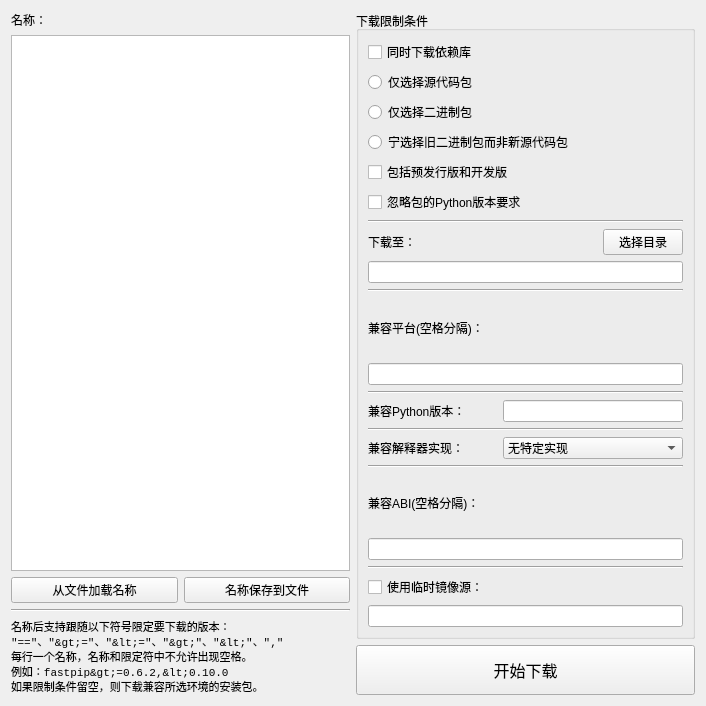
Above: interface/download_package.ui from hrpzcf/AwesomePyKit before the change. Below: the same form after it.
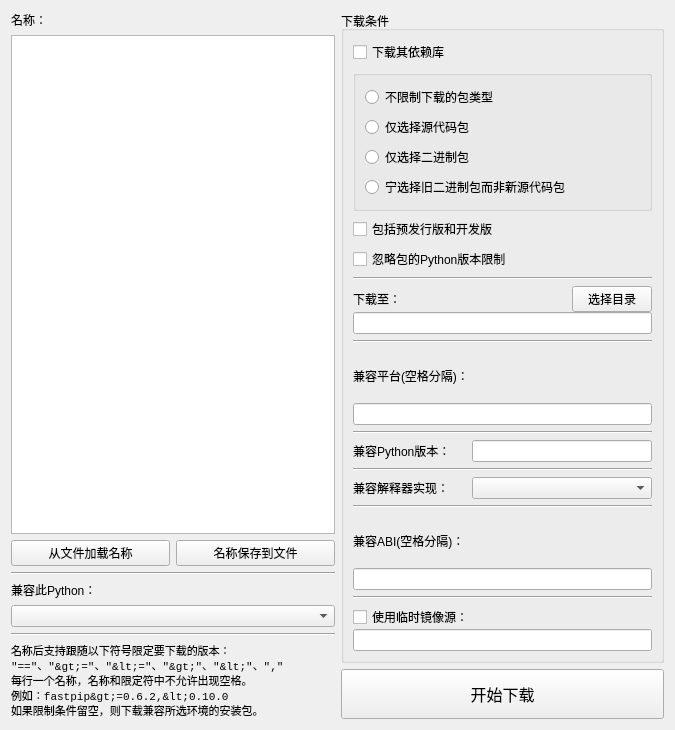
That is the form after the change.

Commit message: fix: 模块安装包下载器ui修改

What changed in the file:
```diff
--- a/interface/download_package.ui
+++ b/interface/download_package.ui
@@ -9,14 +9,20 @@
    <rect>
     <x>0</x>
     <y>0</y>
-    <width>706</width>
-    <height>706</height>
+    <width>675</width>
+    <height>730</height>
    </rect>
   </property>
+  <property name="minimumSize">
+   <size>
+    <width>675</width>
+    <height>730</height>
+   </size>
+  </property>
   <property name="maximumSize">
    <size>
-    <width>706</width>
-    <height>706</height>
+    <width>675</width>
+    <height>730</height>
    </size>
   </property>
   <property name="font">
@@ -31,7 +37,9 @@
    <item>
     <layout class="QHBoxLayout" name="horizontalLayout_4">
      <item>
-      <layout class="QVBoxLayout" name="verticalLayout_9">
+      <layout class="QVBoxLayout" name="verticalLayout_11">
+       <item>
+        <layout class="QVBoxLayout" name="verticalLayout_10">
        <item>
         <layout class="QVBoxLayout" name="verticalLayout_8">
          <item>
@@ -64,6 +72,8 @@
          </item>
         </layout>
        </item>
+        </layout>
+       </item>
        <item>
         <widget class="Line" name="line_7">
          <property name="orientation">
@@ -71,6 +81,27 @@
          </property>
         </widget>
        </item>
+       <item>
+        <layout class="QVBoxLayout" name="verticalLayout_9">
+         <item>
+          <widget class="QLabel" name="label_8">
+           <property name="text">
+            <string>兼容此Python：</string>
+           </property>
+          </widget>
+         </item>
+         <item>
+          <widget class="QComboBox" name="cb_select_env"/>
+         </item>
+        </layout>
+       </item>
+       <item>
+        <widget class="Line" name="line_8">
+         <property name="orientation">
+          <enum>Qt::Horizontal</enum>
+         </property>
+        </widget>
+       </item>
        <item>
         <widget class="QLabel" name="label_2">
          <property name="font">
@@ -94,19 +125,34 @@
       </layout>
      </item>
      <item>
-      <layout class="QVBoxLayout" name="verticalLayout_7">
+      <layout class="QVBoxLayout" name="verticalLayout_13">
        <item>
         <widget class="QGroupBox" name="groupBox">
          <property name="title">
-          <string>下载限制条件</string>
+          <string>下载条件</string>
+         </property>
+         <layout class="QVBoxLayout" name="verticalLayout_12">
+          <item>
+           <layout class="QVBoxLayout" name="verticalLayout_7">
+            <item>
+             <widget class="QCheckBox" name="cb_download_deps">
+              <property name="text">
+               <string>下载其依赖库</string>
+              </property>
+             </widget>
+            </item>
+            <item>
+             <widget class="QGroupBox" name="groupBox_2">
+              <property name="title">
+               <string/>
          </property>
          <layout class="QVBoxLayout" name="verticalLayout_6">
           <item>
            <layout class="QVBoxLayout" name="verticalLayout_5">
             <item>
-             <widget class="QCheckBox" name="cb_download_deps">
+                  <widget class="QRadioButton" name="radioButton">
               <property name="text">
-               <string>同时下载依赖库</string>
+                    <string>不限制下载的包类型</string>
               </property>
              </widget>
             </item>
@@ -131,6 +177,11 @@
               </property>
              </widget>
             </item>
+                </layout>
+               </item>
+              </layout>
+             </widget>
+            </item>
             <item>
              <widget class="QCheckBox" name="cb_include_pre">
               <property name="text">
@@ -141,7 +192,7 @@
             <item>
              <widget class="QCheckBox" name="cb_ignore_requires_python">
               <property name="text">
-               <string>忽略包的Python版本要求</string>
+               <string>忽略包的Python版本限制</string>
               </property>
              </widget>
             </item>
@@ -154,6 +205,9 @@
             </item>
             <item>
              <layout class="QVBoxLayout" name="verticalLayout_2">
+              <property name="spacing">
+               <number>0</number>
+              </property>
               <item>
                <layout class="QHBoxLayout" name="horizontalLayout_5" stretch="9,0">
                 <item>
@@ -186,6 +240,9 @@
             </item>
             <item>
              <layout class="QVBoxLayout" name="verticalLayout">
+              <property name="spacing">
+               <number>0</number>
+              </property>
               <item>
                <widget class="QLabel" name="label_4">
                 <property name="text">
@@ -262,6 +319,11 @@
                   <height>16777215</height>
                  </size>
                 </property>
+                <item>
+                 <property name="text">
+                  <string/>
+                 </property>
+                </item>
                 <item>
                  <property name="text">
                   <string>无特定实现</string>
@@ -300,6 +362,9 @@
             </item>
             <item>
              <layout class="QVBoxLayout" name="verticalLayout_3">
+              <property name="spacing">
+               <number>0</number>
+              </property>
               <item>
                <widget class="QLabel" name="label_7">
                 <property name="text">
@@ -321,6 +386,9 @@
             </item>
             <item>
              <layout class="QVBoxLayout" name="verticalLayout_4">
+              <property name="spacing">
+               <number>0</number>
+              </property>
               <item>
                <widget class="QCheckBox" name="cb_use_index_url">
                 <property name="text">
```
Left out of the diff: 12 changed lines with no effect on the pictures. Lines whose indentation alone changed are shown as unchanged. The commit also changes 1 other file.
